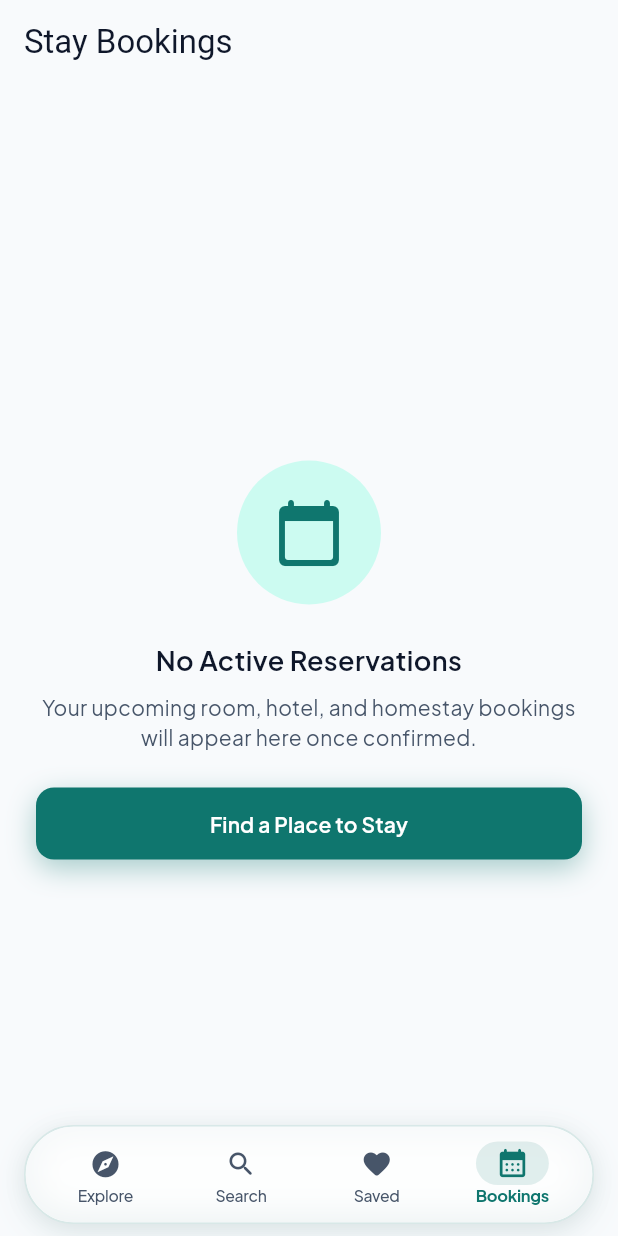
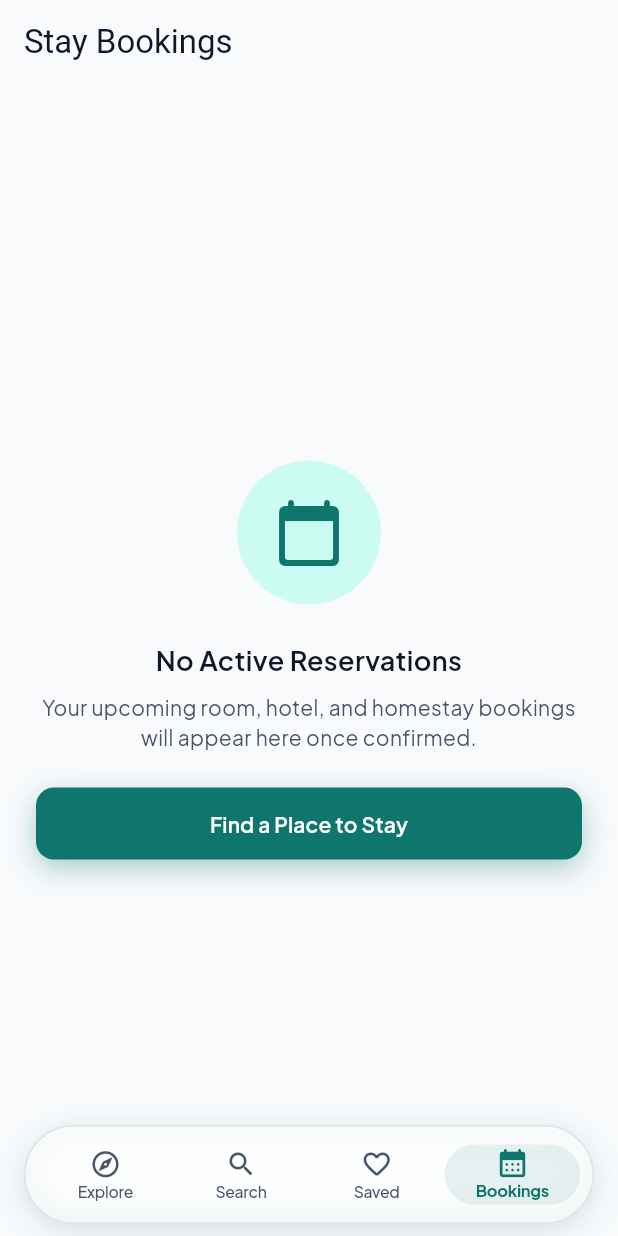
Before and after one commit to BitByteGenius/sewasetuu-app, a Flutter app: the screen it shows after launch, after a tap on "Next", after a tap on "Skip", after a tap on "Bookings", on a phone screen of 412 x 824 dp. Run offline on Flutter 3.47's test engine with Material 3 defaults, Android fonts, the phone set to English and light mode, and no system bars; our stand-ins replace cached_network_image, dio, get, google_fonts, shared_preferences; network calls fail.

Commit message:
navigation section done

```diff
--- a/lib/modules/rental/widgets/rental_navigation_bar.dart
+++ b/lib/modules/rental/widgets/rental_navigation_bar.dart
@@ -68,7 +68,6 @@ class RentalNavigationBar extends StatelessWidget {
                         label: 'Explore',
                         isSelected: currentIndex == 0,
                         onTap: () => controller.changeTab(0),
-                        activeColor: themeAccent,
                       ),
 
                       // 1: Vehicles
@@ -78,7 +77,6 @@ class RentalNavigationBar extends StatelessWidget {
                         label: 'Vehicles',
                         isSelected: currentIndex == 1,
                         onTap: () => controller.changeTab(1),
-                        activeColor: themeAccent,
                       ),
 
                       // 2: Bookings
@@ -88,7 +86,6 @@ class RentalNavigationBar extends StatelessWidget {
                         label: 'Bookings',
                         isSelected: currentIndex == 2,
                         onTap: () => controller.changeTab(2),
-                        activeColor: themeAccent,
                       ),
 
                       // 3: Favorites
@@ -98,7 +95,6 @@ class RentalNavigationBar extends StatelessWidget {
                         label: 'Favorites',
                         isSelected: currentIndex == 3,
                         onTap: () => controller.changeTab(3),
-                        activeColor: themeAccent,
                       ),
                     ],
                   );
--- a/lib/modules/rental/widgets/rental_navigation_item.dart
+++ b/lib/modules/rental/widgets/rental_navigation_item.dart
@@ -1,14 +1,16 @@
 import 'package:flutter/material.dart';
+import 'package:google_fonts/google_fonts.dart';
 import 'package:sewasetu/app/theme/app_colors.dart';
 import 'package:sewasetu/app/theme/app_radius.dart';
 
-/// Automotive styled navigation item for the Vehicle Rental navigation bar
+/// Single navigation destination item for the Vehicle Rental module navigation bar
 class RentalNavigationItem extends StatelessWidget {
   final IconData outlineIcon;
   final IconData activeIcon;
   final String label;
   final bool isSelected;
   final VoidCallback onTap;
+  final int? badgeCount;
   final Color? activeColor;
 
   const RentalNavigationItem({
@@ -18,6 +20,7 @@ class RentalNavigationItem extends StatelessWidget {
     required this.label,
     required this.isSelected,
     required this.onTap,
+    this.badgeCount,
     this.activeColor,
   });
 
@@ -40,7 +43,7 @@ class RentalNavigationItem extends StatelessWidget {
           padding: const EdgeInsets.symmetric(vertical: 2, horizontal: 2),
           decoration: BoxDecoration(
             color: isSelected
-                ? effectiveActiveColor.withValues(alpha: isDark ? 0.16 : 0.08)
+                ? effectiveActiveColor.withValues(alpha: isDark ? 0.18 : 0.10)
                 : Colors.transparent,
             borderRadius: AppRadius.radiusPill,
           ),
@@ -50,47 +53,78 @@ class RentalNavigationItem extends StatelessWidget {
               mainAxisSize: MainAxisSize.min,
               mainAxisAlignment: MainAxisAlignment.center,
               children: [
+                // Icon with optional live badge
+                Stack(
+                  clipBehavior: Clip.none,
+                  children: [
                     AnimatedScale(
                       scale: isSelected ? 1.08 : 1.0,
                       duration: const Duration(milliseconds: 220),
                       curve: Curves.easeOutBack,
                       child: Icon(
                         isSelected ? activeIcon : outlineIcon,
-                    size: 22,
+                        size: 21,
                         color: isSelected ? effectiveActiveColor : inactiveColor,
                       ),
                     ),
+
+                    // Reactive badge
+                    if (badgeCount != null && badgeCount! > 0)
+                      Positioned(
+                        top: -5,
+                        right: -8,
+                        child: Container(
+                          padding: const EdgeInsets.symmetric(
+                            horizontal: 4.5,
+                            vertical: 1.0,
+                          ),
+                          constraints: const BoxConstraints(
+                            minWidth: 15,
+                            minHeight: 15,
+                          ),
+                          decoration: BoxDecoration(
+                            color: effectiveActiveColor,
+                            borderRadius: BorderRadius.circular(10),
+                            boxShadow: [
+                              BoxShadow(
+                                color: effectiveActiveColor.withValues(alpha: 0.4),
+                                blurRadius: 4,
+                                offset: const Offset(0, 2),
+                              ),
+                            ],
+                          ),
+                          child: Center(
+                            child: Text(
+                              badgeCount! > 9 ? '9+' : '$badgeCount',
+                              style: const TextStyle(
+                                color: Colors.white,
+                                fontSize: 9.0,
+                                fontWeight: FontWeight.w800,
+                                height: 1.1,
+                              ),
+                            ),
+                          ),
+                        ),
+                      ),
+                  ],
+                ),
+
                 const SizedBox(height: 2),
+
+                // Text Label
                 AnimatedDefaultTextStyle(
                   duration: const Duration(milliseconds: 200),
-                  style: TextStyle(
+                  style: GoogleFonts.plusJakartaSans(
                     fontSize: isSelected ? 11.0 : 10.5,
                     fontWeight: isSelected ? FontWeight.w700 : FontWeight.w500,
                     color: isSelected ? effectiveActiveColor : inactiveColor,
-                    letterSpacing: -0.1,
+                    letterSpacing: -0.2,
+                    height: 1.15,
                   ),
+                  child: Text(
+                    label,
                     maxLines: 1,
                     overflow: TextOverflow.ellipsis,
-                  child: Text(label),
-                ),
-                const SizedBox(height: 2),
-                // Subtle cockpit neon bar indicator
-                AnimatedContainer(
-                  duration: const Duration(milliseconds: 250),
-                  width: isSelected ? 14 : 0,
-                  height: 2,
-                  decoration: BoxDecoration(
-                    color: isSelected ? effectiveActiveColor : Colors.transparent,
-                    borderRadius: BorderRadius.circular(2),
-                    boxShadow: isSelected
-                        ? [
-                            BoxShadow(
-                              color: effectiveActiveColor.withValues(alpha: 0.6),
-                              blurRadius: 4,
-                              spreadRadius: 0.5,
-                            ),
-                          ]
-                        : null,
                   ),
                 ),
               ],
--- a/lib/modules/stay/widgets/stay_navigation_bar.dart
+++ b/lib/modules/stay/widgets/stay_navigation_bar.dart
@@ -60,25 +60,29 @@ class StayNavigationBar extends StatelessWidget {
                     mainAxisAlignment: MainAxisAlignment.spaceAround,
                     children: [
                       StayNavigationItem(
-                        icon: Icons.explore_rounded,
+                        outlineIcon: Icons.explore_outlined,
+                        activeIcon: Icons.explore_rounded,
                         label: 'Explore',
                         isSelected: activeIndex == 0,
                         onTap: () => controller.changeTab(0),
                       ),
                       StayNavigationItem(
-                        icon: Icons.search_rounded,
+                        outlineIcon: Icons.search_outlined,
+                        activeIcon: Icons.search_rounded,
                         label: 'Search',
                         isSelected: activeIndex == 1,
                         onTap: () => controller.changeTab(1),
                       ),
                       StayNavigationItem(
-                        icon: Icons.favorite_rounded,
+                        outlineIcon: Icons.favorite_border_rounded,
+                        activeIcon: Icons.favorite_rounded,
                         label: 'Saved',
                         isSelected: activeIndex == 2,
                         onTap: () => controller.changeTab(2),
                       ),
                       StayNavigationItem(
-                        icon: Icons.calendar_month_rounded,
+                        outlineIcon: Icons.calendar_month_outlined,
+                        activeIcon: Icons.calendar_month_rounded,
                         label: 'Bookings',
                         isSelected: activeIndex == 3,
                         onTap: () => controller.changeTab(3),
--- a/lib/modules/stay/widgets/stay_navigation_item.dart
+++ b/lib/modules/stay/widgets/stay_navigation_item.dart
@@ -1,63 +1,117 @@
 import 'package:flutter/material.dart';
 import 'package:google_fonts/google_fonts.dart';
 import 'package:sewasetu/app/theme/app_colors.dart';
+import 'package:sewasetu/app/theme/app_radius.dart';
 
-/// Individual navigation tab item for the Stay module
+/// Single navigation destination item for the Stay module navigation bar
 class StayNavigationItem extends StatelessWidget {
-  final IconData icon;
+  final IconData? icon;
+  final IconData outlineIcon;
+  final IconData activeIcon;
   final String label;
   final bool isSelected;
   final VoidCallback onTap;
+  final int? badgeCount;
 
   const StayNavigationItem({
     super.key,
-    required this.icon,
+    this.icon,
+    IconData? outlineIcon,
+    IconData? activeIcon,
     required this.label,
     required this.isSelected,
     required this.onTap,
-  });
+    this.badgeCount,
+  })  : outlineIcon = outlineIcon ?? icon ?? Icons.circle_outlined,
+        activeIcon = activeIcon ?? icon ?? Icons.circle;
 
   @override
   Widget build(BuildContext context) {
     final isDark = Theme.of(context).brightness == Brightness.dark;
     final effectiveActiveColor = isDark ? AppColors.primaryLight : AppColors.primary;
-    final inactiveColor = isDark ? AppColors.textMutedDark : AppColors.textSecondaryLight;
+    final inactiveColor = isDark
+        ? AppColors.textMutedDark
+        : AppColors.textSecondaryLight;
 
     return Expanded(
       child: GestureDetector(
+        behavior: HitTestBehavior.opaque,
         onTap: onTap,
-        behavior: HitTestBehavior.opaque,
         child: AnimatedContainer(
           duration: const Duration(milliseconds: 250),
-          curve: Curves.easeOutCubic,
+          curve: Curves.easeInOut,
           padding: const EdgeInsets.symmetric(vertical: 2, horizontal: 2),
+          decoration: BoxDecoration(
+            color: isSelected
+                ? effectiveActiveColor.withValues(alpha: isDark ? 0.18 : 0.10)
+                : Colors.transparent,
+            borderRadius: AppRadius.radiusPill,
+          ),
           child: FittedBox(
             fit: BoxFit.scaleDown,
             child: Column(
               mainAxisSize: MainAxisSize.min,
               mainAxisAlignment: MainAxisAlignment.center,
               children: [
+                // Icon with optional live badge
+                Stack(
+                  clipBehavior: Clip.none,
+                  children: [
                     AnimatedScale(
                       scale: isSelected ? 1.08 : 1.0,
                       duration: const Duration(milliseconds: 220),
                       curve: Curves.easeOutBack,
-                  child: AnimatedContainer(
-                    duration: const Duration(milliseconds: 250),
-                    padding: const EdgeInsets.symmetric(horizontal: 12, vertical: 3),
-                    decoration: BoxDecoration(
-                      color: isSelected
-                          ? effectiveActiveColor.withValues(alpha: isDark ? 0.20 : 0.12)
-                          : Colors.transparent,
-                      borderRadius: BorderRadius.circular(14),
-                    ),
                       child: Icon(
-                      icon,
+                        isSelected ? activeIcon : outlineIcon,
                         size: 21,
                         color: isSelected ? effectiveActiveColor : inactiveColor,
                       ),
                     ),
+
+                    // Reactive badge for Saved or Bookings
+                    if (badgeCount != null && badgeCount! > 0)
+                      Positioned(
+                        top: -5,
+                        right: -8,
+                        child: Container(
+                          padding: const EdgeInsets.symmetric(
+                            horizontal: 4.5,
+                            vertical: 1.0,
                           ),
+                          constraints: const BoxConstraints(
+                            minWidth: 15,
+                            minHeight: 15,
+                          ),
+                          decoration: BoxDecoration(
+                            color: effectiveActiveColor,
+                            borderRadius: BorderRadius.circular(10),
+                            boxShadow: [
+                              BoxShadow(
+                                color: effectiveActiveColor.withValues(alpha: 0.4),
+                                blurRadius: 4,
+                                offset: const Offset(0, 2),
+                              ),
+                            ],
+                          ),
+                          child: Center(
+                            child: Text(
+                              badgeCount! > 9 ? '9+' : '$badgeCount',
+                              style: const TextStyle(
+                                color: Colors.white,
+                                fontSize: 9.0,
+                                fontWeight: FontWeight.w800,
+                                height: 1.1,
+                              ),
+                            ),
+                          ),
+                        ),
+                      ),
+                  ],
+                ),
+
                 const SizedBox(height: 2),
+
+                // Text Label
                 AnimatedDefaultTextStyle(
                   duration: const Duration(milliseconds: 200),
                   style: GoogleFonts.plusJakartaSans(
--- a/lib/modules/trips/widgets/trips_navigation_bar.dart
+++ b/lib/modules/trips/widgets/trips_navigation_bar.dart
@@ -60,25 +60,29 @@ class TripsNavigationBar extends StatelessWidget {
                     mainAxisAlignment: MainAxisAlignment.spaceAround,
                     children: [
                       TripsNavigationItem(
-                        icon: Icons.explore_rounded,
+                        outlineIcon: Icons.explore_outlined,
+                        activeIcon: Icons.explore_rounded,
                         label: 'Discover',
                         isSelected: activeIndex == 0,
                         onTap: () => controller.changeTab(0),
                       ),
                       TripsNavigationItem(
-                        icon: Icons.map_rounded,
+                        outlineIcon: Icons.map_outlined,
+                        activeIcon: Icons.map_rounded,
                         label: 'Destinations',
                         isSelected: activeIndex == 1,
                         onTap: () => controller.changeTab(1),
                       ),
                       TripsNavigationItem(
-                        icon: Icons.flight_takeoff_rounded,
+                        outlineIcon: Icons.flight_takeoff_outlined,
+                        activeIcon: Icons.flight_takeoff_rounded,
                         label: 'My Trips',
                         isSelected: activeIndex == 2,
                         onTap: () => controller.changeTab(2),
                       ),
                       TripsNavigationItem(
-                        icon: Icons.bookmark_rounded,
+                        outlineIcon: Icons.bookmark_border_rounded,
+                        activeIcon: Icons.bookmark_rounded,
                         label: 'Saved',
                         isSelected: activeIndex == 3,
                         onTap: () => controller.changeTab(3),
--- a/lib/modules/trips/widgets/trips_navigation_item.dart
+++ b/lib/modules/trips/widgets/trips_navigation_item.dart
@@ -1,76 +1,117 @@
 import 'package:flutter/material.dart';
 import 'package:google_fonts/google_fonts.dart';
 import 'package:sewasetu/app/theme/app_colors.dart';
+import 'package:sewasetu/app/theme/app_radius.dart';
 
-/// Individual navigation tab item for the Tours & Trips module
+/// Single navigation destination item for the Tours & Trips module navigation bar
 class TripsNavigationItem extends StatelessWidget {
-  final IconData icon;
+  final IconData? icon;
+  final IconData outlineIcon;
+  final IconData activeIcon;
   final String label;
   final bool isSelected;
   final VoidCallback onTap;
+  final int? badgeCount;
 
   const TripsNavigationItem({
     super.key,
-    required this.icon,
+    this.icon,
+    IconData? outlineIcon,
+    IconData? activeIcon,
     required this.label,
     required this.isSelected,
     required this.onTap,
-  });
+    this.badgeCount,
+  })  : outlineIcon = outlineIcon ?? icon ?? Icons.circle_outlined,
+        activeIcon = activeIcon ?? icon ?? Icons.circle;
 
   @override
   Widget build(BuildContext context) {
     final isDark = Theme.of(context).brightness == Brightness.dark;
     final effectiveActiveColor = isDark ? AppColors.primaryLight : AppColors.primary;
-    final inactiveColor = isDark ? AppColors.textMutedDark : AppColors.textSecondaryLight;
+    final inactiveColor = isDark
+        ? AppColors.textMutedDark
+        : AppColors.textSecondaryLight;
 
     return Expanded(
       child: GestureDetector(
+        behavior: HitTestBehavior.opaque,
         onTap: onTap,
-        behavior: HitTestBehavior.opaque,
         child: AnimatedContainer(
           duration: const Duration(milliseconds: 250),
-          curve: Curves.easeOutCubic,
+          curve: Curves.easeInOut,
           padding: const EdgeInsets.symmetric(vertical: 2, horizontal: 2),
+          decoration: BoxDecoration(
+            color: isSelected
+                ? effectiveActiveColor.withValues(alpha: isDark ? 0.18 : 0.10)
+                : Colors.transparent,
+            borderRadius: AppRadius.radiusPill,
+          ),
           child: FittedBox(
             fit: BoxFit.scaleDown,
             child: Column(
               mainAxisSize: MainAxisSize.min,
               mainAxisAlignment: MainAxisAlignment.center,
               children: [
-                // Top active indicator dot
-                AnimatedContainer(
-                  duration: const Duration(milliseconds: 240),
-                  width: isSelected ? 12 : 0,
-                  height: 2.5,
-                  decoration: BoxDecoration(
-                    color: isSelected ? effectiveActiveColor : Colors.transparent,
-                    borderRadius: BorderRadius.circular(2),
-                  ),
-                ),
-                const SizedBox(height: 2),
-
+                // Icon with optional live badge
+                Stack(
+                  clipBehavior: Clip.none,
+                  children: [
                     AnimatedScale(
                       scale: isSelected ? 1.08 : 1.0,
                       duration: const Duration(milliseconds: 220),
                       curve: Curves.easeOutBack,
-                  child: AnimatedContainer(
-                    duration: const Duration(milliseconds: 240),
-                    padding: const EdgeInsets.all(4),
-                    decoration: BoxDecoration(
-                      color: isSelected
-                          ? effectiveActiveColor.withValues(alpha: isDark ? 0.20 : 0.12)
-                          : Colors.transparent,
-                      shape: BoxShape.circle,
-                    ),
                       child: Icon(
-                      icon,
+                        isSelected ? activeIcon : outlineIcon,
                         size: 21,
                         color: isSelected ? effectiveActiveColor : inactiveColor,
                       ),
                     ),
+
+                    // Reactive badge
+                    if (badgeCount != null && badgeCount! > 0)
+                      Positioned(
+                        top: -5,
+                        right: -8,
+                        child: Container(
+                          padding: const EdgeInsets.symmetric(
+                            horizontal: 4.5,
+                            vertical: 1.0,
                           ),
+                          constraints: const BoxConstraints(
+                            minWidth: 15,
+                            minHeight: 15,
+                          ),
+                          decoration: BoxDecoration(
+                            color: effectiveActiveColor,
+                            borderRadius: BorderRadius.circular(10),
+                            boxShadow: [
+                              BoxShadow(
+                                color: effectiveActiveColor.withValues(alpha: 0.4),
+                                blurRadius: 4,
+                                offset: const Offset(0, 2),
+                              ),
+                            ],
+                          ),
+                          child: Center(
+                            child: Text(
+                              badgeCount! > 9 ? '9+' : '$badgeCount',
+                              style: const TextStyle(
+                                color: Colors.white,
+                                fontSize: 9.0,
+                                fontWeight: FontWeight.w800,
+                                height: 1.1,
+                              ),
+                            ),
+                          ),
+                        ),
+                      ),
+                  ],
+                ),
+
                 const SizedBox(height: 2),
 
+                // Text Label
                 AnimatedDefaultTextStyle(
                   duration: const Duration(milliseconds: 200),
                   style: GoogleFonts.plusJakartaSans(
```
Also changed, not shown: 1 other file. Lines whose indentation alone changed are shown as unchanged.
